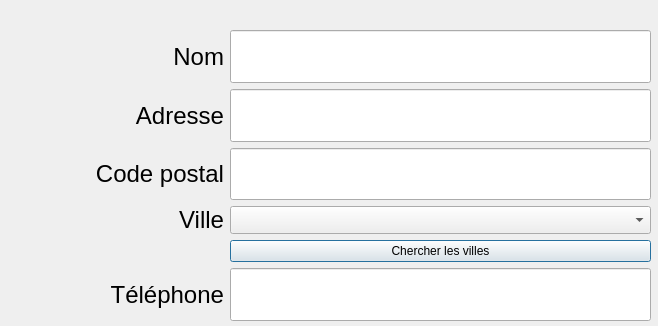
Old version of the form src/Qt/AgenceImmobiliere/dialogclient.ui in the repository Ovan33/Immobilier.
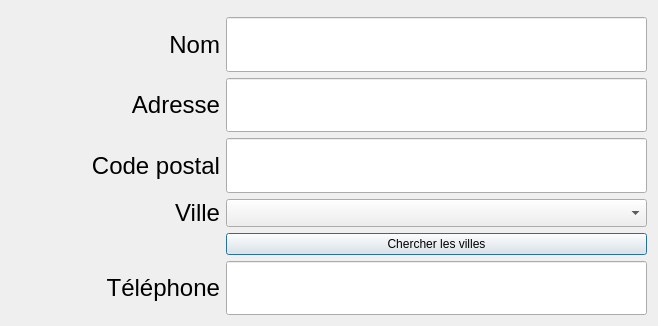
New version of the form.

Commit message: Layout de fenêtre Client : redimensionnement Ok

```diff
--- a/src/Qt/AgenceImmobiliere/dialogclient.ui
+++ b/src/Qt/AgenceImmobiliere/dialogclient.ui
@@ -13,15 +13,9 @@
   <property name="windowTitle">
    <string>Dialog</string>
   </property>
+  <layout class="QVBoxLayout" name="verticalLayout">
+   <item>
   <widget class="QWidget" name="widget_barreMenu" native="true">
-   <property name="geometry">
-    <rect>
-     <x>9</x>
-     <y>9</y>
-     <width>640</width>
-     <height>16</height>
-    </rect>
-   </property>
    <property name="sizePolicy">
     <sizepolicy hsizetype="Maximum" vsizetype="Maximum">
      <horstretch>0</horstretch>
@@ -35,15 +29,8 @@
     </size>
    </property>
   </widget>
-  <widget class="QWidget" name="">
-   <property name="geometry">
-    <rect>
-     <x>10</x>
-     <y>30</y>
-     <width>641</width>
-     <height>291</height>
-    </rect>
-   </property>
+   </item>
+   <item>
    <layout class="QHBoxLayout" name="horizontalLayout">
     <item>
      <layout class="QGridLayout" name="gridLayout">
@@ -235,8 +222,17 @@
      </layout>
     </item>
    </layout>
-  </widget>
- </widget>
+   </item>
+  </layout>
+ </widget>
+ <tabstops>
+  <tabstop>lineEdit_Nom</tabstop>
+  <tabstop>lineEdit_Adresse</tabstop>
+  <tabstop>lineEdit_CodePostal</tabstop>
+  <tabstop>comboBox</tabstop>
+  <tabstop>button_ChercherVilles</tabstop>
+  <tabstop>lineEdit_CodePostal_2</tabstop>
+ </tabstops>
  <resources/>
  <connections/>
 </ui>
```
Left out of the diff: 15 changed lines with no effect on the pictures. Lines whose indentation alone changed are shown as unchanged.
